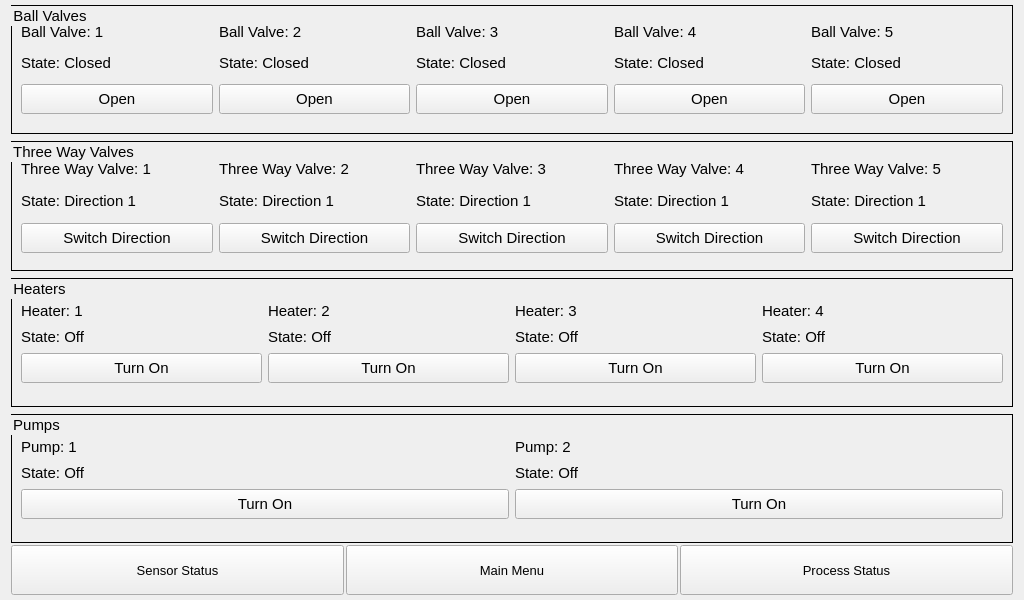
Before: the Qt Designer form autobrewer/GUI/UI Files/DeviceStatusControls.ui in drmwve/Capstone-Project, drawn with Qt 5.
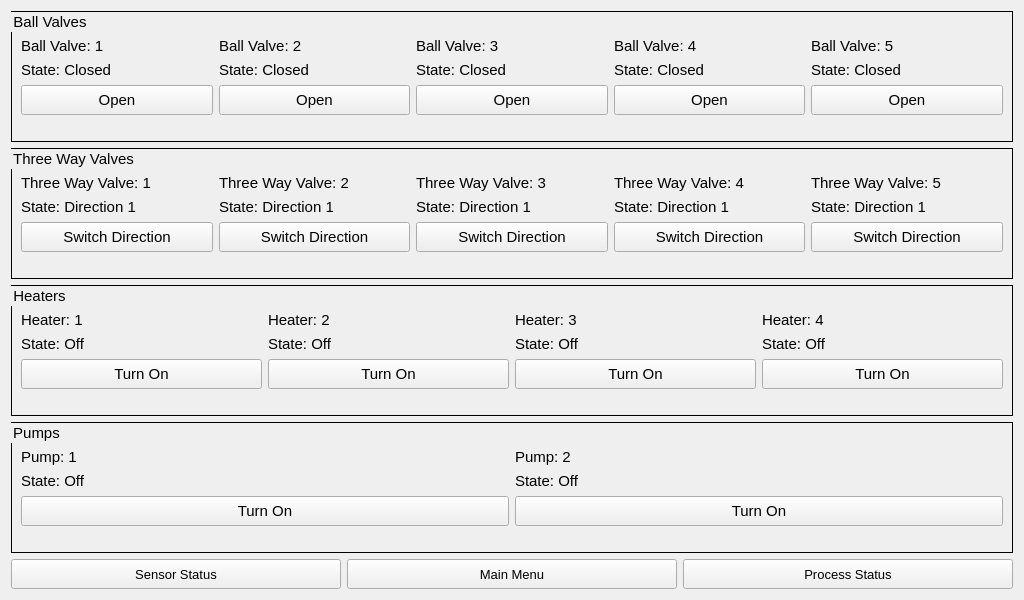
After: the same form once the commit is applied.

Diff of the .ui file:
```diff
--- a/autobrewer/GUI/UI Files/DeviceStatusControls.ui
+++ b/autobrewer/GUI/UI Files/DeviceStatusControls.ui
@@ -25,17 +25,8 @@
   <property name="windowTitle">
    <string>Form</string>
   </property>
-  <layout class="QVBoxLayout" name="verticalLayout">
-   <property name="spacing">
-    <number>2</number>
-   </property>
-   <property name="topMargin">
-    <number>5</number>
-   </property>
-   <property name="bottomMargin">
-    <number>5</number>
-   </property>
-   <item>
+  <layout class="QGridLayout" name="gridLayout">
+   <item row="0" column="0">
     <widget class="QGroupBox" name="BallValveGroupBox">
      <property name="font">
       <font>
@@ -48,7 +39,20 @@
      <property name="title">
       <string>Ball Valves</string>
      </property>
-     <layout class="QHBoxLayout" name="horizontalLayout">
+     <layout class="QVBoxLayout" name="verticalLayout_5">
+      <item>
+       <spacer name="verticalSpacer">
+        <property name="orientation">
+         <enum>Qt::Vertical</enum>
+        </property>
+        <property name="sizeHint" stdset="0">
+         <size>
+          <width>20</width>
+          <height>40</height>
+         </size>
+        </property>
+       </spacer>
+      </item>
       <item>
        <layout class="QGridLayout" name="BallValveLayout">
         <property name="topMargin">
@@ -377,23 +381,23 @@
         </item>
        </layout>
       </item>
+      <item>
+       <spacer name="verticalSpacer_2">
+        <property name="orientation">
+         <enum>Qt::Vertical</enum>
+        </property>
+        <property name="sizeHint" stdset="0">
+         <size>
+          <width>20</width>
+          <height>40</height>
+         </size>
+        </property>
+       </spacer>
+      </item>
      </layout>
     </widget>
    </item>
-   <item>
-    <spacer name="horizontalSpacer">
-     <property name="orientation">
-      <enum>Qt::Horizontal</enum>
-     </property>
-     <property name="sizeHint" stdset="0">
-      <size>
-       <width>40</width>
-       <height>5</height>
-      </size>
-     </property>
-    </spacer>
-   </item>
-   <item>
+   <item row="1" column="0">
     <widget class="QGroupBox" name="ThreeWayGroupBox">
      <property name="font">
       <font>
@@ -406,7 +410,20 @@
      <property name="title">
       <string>Three Way Valves</string>
      </property>
-     <layout class="QHBoxLayout" name="horizontalLayout_2">
+     <layout class="QVBoxLayout" name="verticalLayout_4">
+      <item>
+       <spacer name="verticalSpacer_3">
+        <property name="orientation">
+         <enum>Qt::Vertical</enum>
+        </property>
+        <property name="sizeHint" stdset="0">
+         <size>
+          <width>20</width>
+          <height>40</height>
+         </size>
+        </property>
+       </spacer>
+      </item>
       <item>
        <layout class="QGridLayout" name="ThreeWayLayout">
         <property name="topMargin">
@@ -732,23 +749,23 @@
         </item>
        </layout>
       </item>
+      <item>
+       <spacer name="verticalSpacer_4">
+        <property name="orientation">
+         <enum>Qt::Vertical</enum>
+        </property>
+        <property name="sizeHint" stdset="0">
+         <size>
+          <width>20</width>
+          <height>40</height>
+         </size>
+        </property>
+       </spacer>
+      </item>
      </layout>
     </widget>
    </item>
-   <item>
-    <spacer name="horizontalSpacer_2">
-     <property name="orientation">
-      <enum>Qt::Horizontal</enum>
-     </property>
-     <property name="sizeHint" stdset="0">
-      <size>
-       <width>40</width>
-       <height>5</height>
-      </size>
-     </property>
-    </spacer>
-   </item>
-   <item>
+   <item row="2" column="0">
     <widget class="QGroupBox" name="HeatersGroupBox">
      <property name="font">
       <font>
@@ -762,6 +779,19 @@
       <string>Heaters</string>
      </property>
      <layout class="QVBoxLayout" name="verticalLayout_2">
+      <item>
+       <spacer name="verticalSpacer_5">
+        <property name="orientation">
+         <enum>Qt::Vertical</enum>
+        </property>
+        <property name="sizeHint" stdset="0">
+         <size>
+          <width>20</width>
+          <height>40</height>
+         </size>
+        </property>
+       </spacer>
+      </item>
       <item>
        <layout class="QGridLayout" name="HeaterLayout">
         <property name="topMargin">
@@ -1024,23 +1054,23 @@
         </item>
        </layout>
       </item>
+      <item>
+       <spacer name="verticalSpacer_6">
+        <property name="orientation">
+         <enum>Qt::Vertical</enum>
+        </property>
+        <property name="sizeHint" stdset="0">
+         <size>
+          <width>20</width>
+          <height>40</height>
+         </size>
+        </property>
+       </spacer>
+      </item>
      </layout>
     </widget>
    </item>
-   <item>
-    <spacer name="horizontalSpacer_3">
-     <property name="orientation">
-      <enum>Qt::Horizontal</enum>
-     </property>
-     <property name="sizeHint" stdset="0">
-      <size>
-       <width>40</width>
-       <height>5</height>
-      </size>
-     </property>
-    </spacer>
-   </item>
-   <item>
+   <item row="3" column="0">
     <widget class="QGroupBox" name="PumpsGroupBox">
      <property name="font">
       <font>
@@ -1054,6 +1084,19 @@
       <string>Pumps</string>
      </property>
      <layout class="QVBoxLayout" name="verticalLayout_3">
+      <item>
+       <spacer name="verticalSpacer_7">
+        <property name="orientation">
+         <enum>Qt::Vertical</enum>
+        </property>
+        <property name="sizeHint" stdset="0">
+         <size>
+          <width>20</width>
+          <height>40</height>
+         </size>
+        </property>
+       </spacer>
+      </item>
       <item>
        <layout class="QGridLayout" name="PumpLayout">
         <property name="topMargin">
@@ -1190,17 +1233,36 @@
         </item>
        </layout>
       </item>
+      <item>
+       <spacer name="verticalSpacer_8">
+        <property name="orientation">
+         <enum>Qt::Vertical</enum>
+        </property>
+        <property name="sizeHint" stdset="0">
+         <size>
+          <width>20</width>
+          <height>40</height>
+         </size>
+        </property>
+       </spacer>
+      </item>
      </layout>
     </widget>
    </item>
-   <item>
+   <item row="4" column="0">
     <layout class="QHBoxLayout" name="horizontalLayout_3">
      <item>
       <widget class="QPushButton" name="GoToSensorStatusButton">
+       <property name="minimumSize">
+        <size>
+         <width>0</width>
+         <height>30</height>
+        </size>
+       </property>
        <property name="maximumSize">
         <size>
          <width>16777215</width>
-         <height>50</height>
+         <height>30</height>
         </size>
        </property>
        <property name="font">
@@ -1215,10 +1277,16 @@
      </item>
      <item>
       <widget class="QPushButton" name="ReturnToMenuButton">
+       <property name="minimumSize">
+        <size>
+         <width>0</width>
+         <height>30</height>
+        </size>
+       </property>
        <property name="maximumSize">
         <size>
          <width>16777215</width>
-         <height>50</height>
+         <height>30</height>
         </size>
        </property>
        <property name="font">
@@ -1235,10 +1303,16 @@
      </item>
      <item>
       <widget class="QPushButton" name="ProcessStatusButton">
+       <property name="minimumSize">
+        <size>
+         <width>0</width>
+         <height>30</height>
+        </size>
+       </property>
        <property name="maximumSize">
         <size>
          <width>16777215</width>
-         <height>50</height>
+         <height>30</height>
         </size>
        </property>
        <property name="font">
```
Left out of the diff: 284 changed lines with no effect on the pictures.
